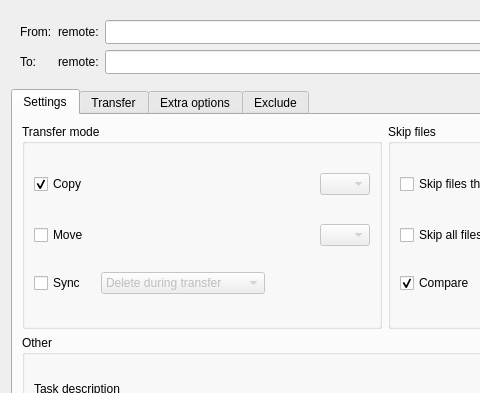
This is src/transfer_dialog.ui in holazt/RcloneBrowser as Qt 5 draws it before an edit; both pictures show x 0 to 480 and y 0 to 393 of the 770 by 590 pixel window. The edited form follows.
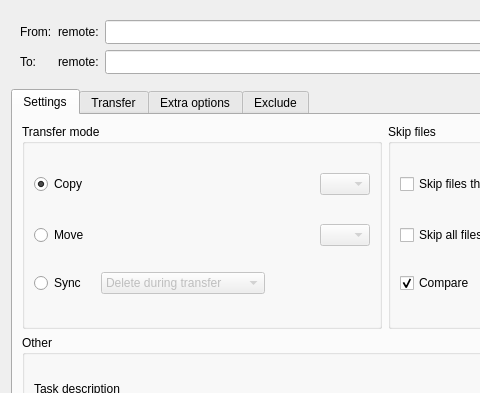
This is the edited form.

Commit message: put radio buttons in transfer where appropriate

What changed in the file:
```diff
--- a/src/transfer_dialog.ui
+++ b/src/transfer_dialog.ui
@@ -245,7 +245,7 @@
                <number>0</number>
               </property>
               <item>
-               <widget class="QCheckBox" name="rbSync">
+               <widget class="QRadioButton" name="rbSync">
                 <property name="text">
                  <string>Sync</string>
                 </property>
@@ -313,7 +313,7 @@
                <number>0</number>
               </property>
               <item>
-               <widget class="QCheckBox" name="rbCopy">
+               <widget class="QRadioButton" name="rbCopy">
                 <property name="text">
                  <string>Copy</string>
                 </property>
@@ -346,7 +346,7 @@
                <number>0</number>
               </property>
               <item>
-               <widget class="QCheckBox" name="rbMove">
+               <widget class="QRadioButton" name="rbMove">
                 <property name="text">
                  <string>Move</string>
                 </property>
```
Left out of the diff: 17 changed lines with no effect on the pictures.
